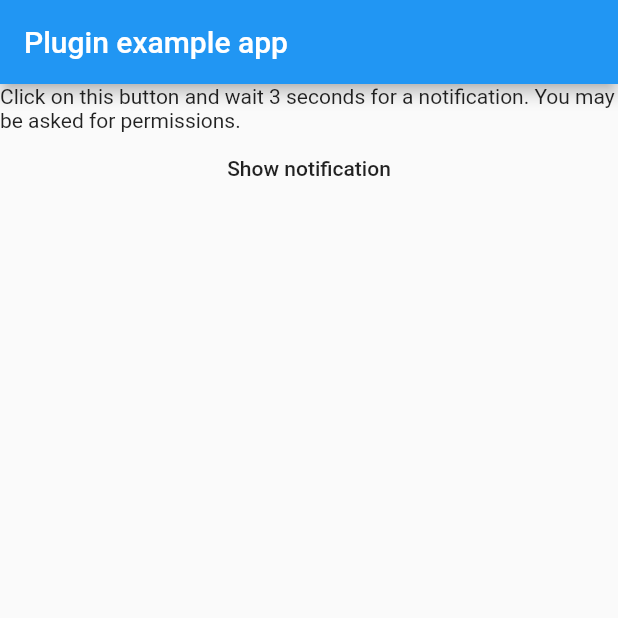
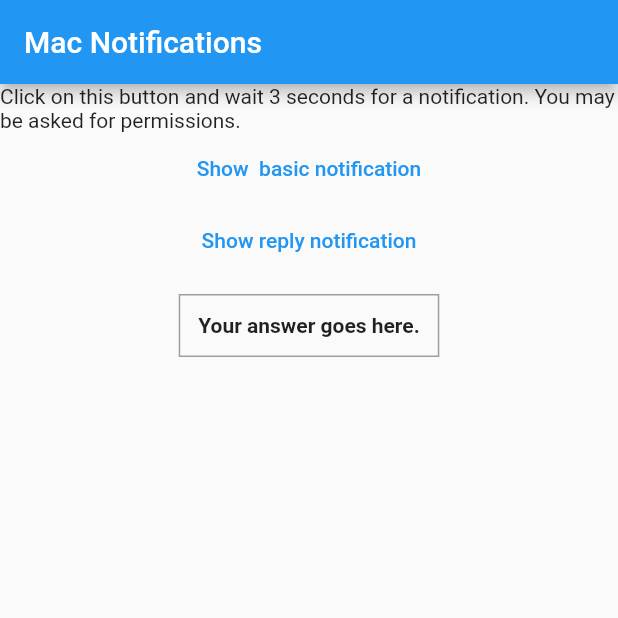
Before and after one commit to benjamin-kraatz/flutter_mac_notification_plugin, a Flutter app: the screen it shows after launch, on a phone screen of 412 x 824 dp, the top half of it. Run offline on Flutter 3.47's test engine with Material 2 defaults, Android fonts, the phone set to English and light mode, and no system bars; missing offline and left inert: nocen_plugin; statements that could not run were skipped.

Commit message:
More intuitive example

```diff
--- a/example/lib/main.dart
+++ b/example/lib/main.dart
@@ -18,7 +18,7 @@ class _MyAppState extends State<MyApp> {
     return MaterialApp(
       home: Scaffold(
         appBar: AppBar(
-          title: const Text('Plugin example app'),
+          title: const Text('Mac Notifications'),
         ),
         body: Center(
           child: Column(
@@ -26,15 +26,45 @@ class _MyAppState extends State<MyApp> {
               Text(
                   'Click on this button and wait 3 seconds for a notification. You may be asked for permissions.'),
               FlatButton(
-                child: Text('Show notification'),
-                onPressed: _showNotification,
+                child: Text('Show  basic notification'),
+                textColor: Theme.of(context).accentColor,
+                onPressed: () {
+                  _showNotification(false);
+                },
               ),
-              StreamBuilder<String>(
-                stream: MacNotifications.getAnswers,
-                builder: (context, snapshot) {
-                  if (snapshot.data == null) return Container();
-                  return Text(snapshot.data);
+              FlatButton(
+                child: Text('Show reply notification'),
+                textColor: Theme.of(context).accentColor,
+                onPressed: () {
+                  _showNotification(true);
                 },
+              ),
+              SizedBox(
+                height: 12,
+              ),
+              Container(
+                decoration: BoxDecoration(
+                  border: Border.all(color: Colors.grey),
+                ),
+                padding: const EdgeInsets.all(12),
+                child: StreamBuilder<String>(
+                  stream: MacNotifications.getAnswers,
+                  builder: (context, snapshot) {
+                    if (snapshot.data == null)
+                      return Text(
+                        'Your answer goes here.',
+                        style: TextStyle(
+                          fontWeight: FontWeight.bold,
+                        ),
+                      );
+                    return Text(
+                      snapshot.data,
+                      style: TextStyle(
+                        fontWeight: FontWeight.bold,
+                      ),
+                    );
+                  },
+                ),
               )
             ],
           ),
@@ -43,7 +73,7 @@ class _MyAppState extends State<MyApp> {
     );
   }
 
-  void _showNotification() {
+  void _showNotification(bool reply) {
     try {
       MacNotifications.showNotification(
         NocenOptions(
@@ -53,8 +83,8 @@ class _MyAppState extends State<MyApp> {
             informative:
                 'And it runs smoothly with almost no cost when implementing ;)',
             schedule: true,
-            scheduleTimeSeconds: 4,
-            hasReplyButton: true,
+            scheduleTimeSeconds: 3,
+            hasReplyButton: reply,
             replyPlaceholder: 'Tell me about your day.'),
       );
     } on PlatformException {}
```
